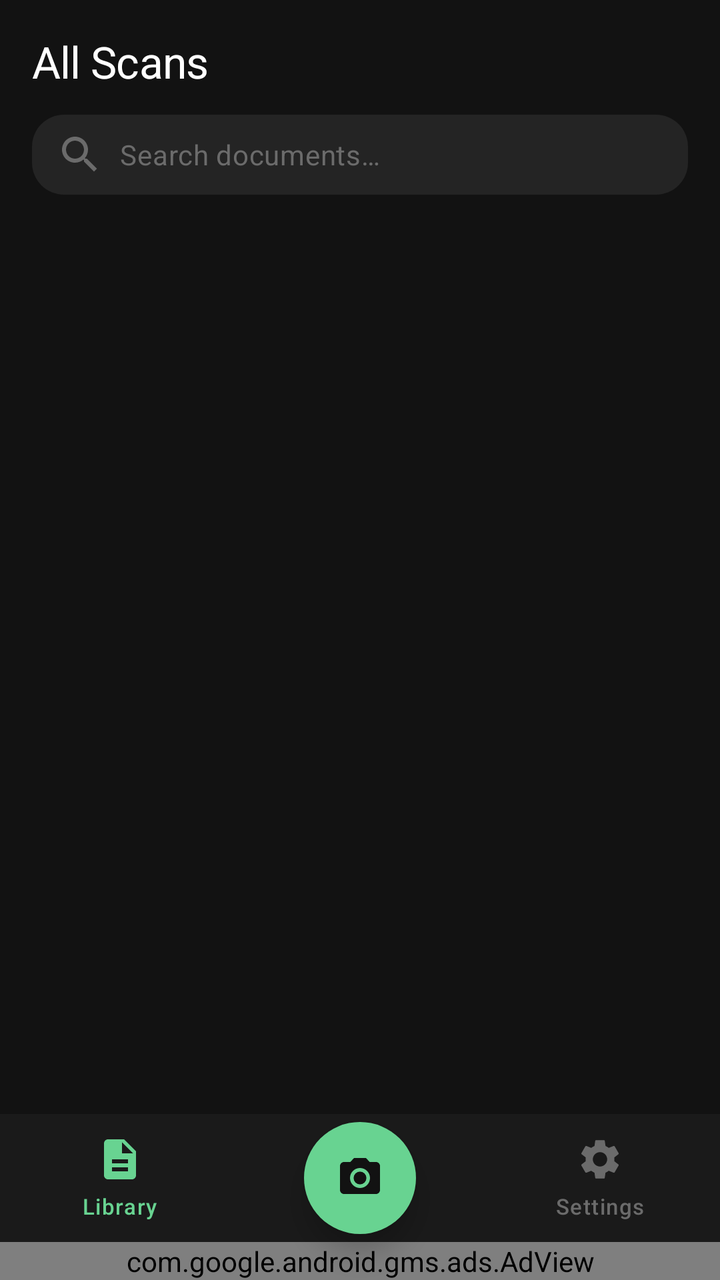
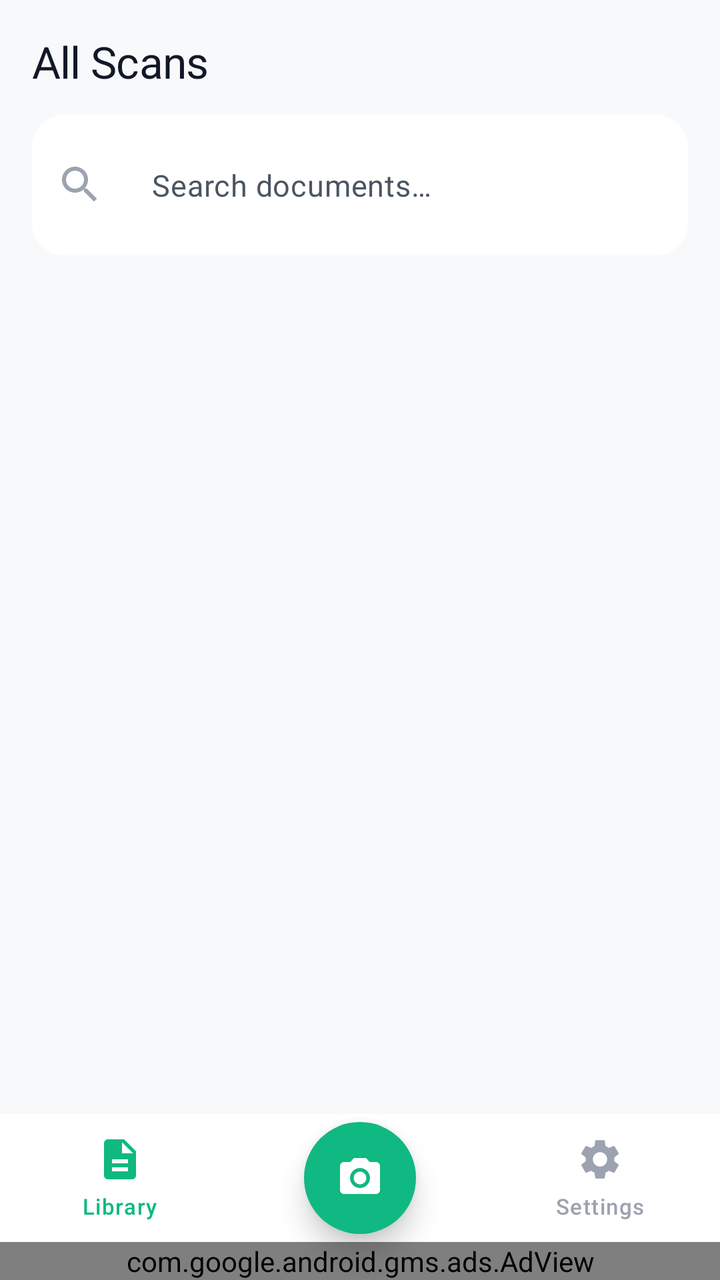

Before-and-after screenshots of an Android layout around one commit, followed by the original layout XML and the change that was made.
<!-- AndroidManifest.xml: application theme Theme.AnScanner -->
<!-- res/layout/activity_library.xml -->
<?xml version="1.0" encoding="utf-8"?>
<androidx.constraintlayout.widget.ConstraintLayout xmlns:android="http://schemas.android.com/apk/res/android"
    xmlns:app="http://schemas.android.com/apk/res-auto"
    xmlns:tools="http://schemas.android.com/tools"
    android:layout_width="match_parent"
    android:layout_height="match_parent"
    android:background="@color/background_primary">

    <LinearLayout
        android:id="@+id/topSection"
        android:layout_width="0dp"
        android:layout_height="wrap_content"
        android:orientation="vertical"
        android:padding="@dimen/spacing_lg"
        app:layout_constraintTop_toTopOf="parent"
        app:layout_constraintStart_toStartOf="parent"
        app:layout_constraintEnd_toEndOf="parent">

        <TextView
            android:id="@+id/tvTitle"
            android:layout_width="wrap_content"
            android:layout_height="wrap_content"
            android:text="@string/library_title"
            android:textAppearance="@style/TextAppearance.AnScanner.Headline" />

        <LinearLayout
            android:id="@+id/searchContainer"
            android:layout_width="match_parent"
            android:layout_height="wrap_content"
            android:layout_marginTop="@dimen/spacing_md"
            android:background="@drawable/bg_card"
            android:backgroundTint="@color/surface_card"
            android:gravity="center_vertical"
            android:orientation="horizontal"
            android:paddingHorizontal="@dimen/spacing_md"
            android:paddingVertical="@dimen/spacing_sm">

            <ImageView
                android:layout_width="@dimen/icon_md"
                android:layout_height="@dimen/icon_md"
                android:src="@drawable/ic_search"
                app:tint="@color/text_muted" />

            <EditText
                android:id="@+id/searchView"
                android:layout_width="match_parent"
                android:layout_height="wrap_content"
                android:layout_marginStart="@dimen/spacing_sm"
                android:background="@null"
                android:hint="@string/library_search_hint"
                android:inputType="text"
                android:maxLines="1"
                android:textColor="@color/text_primary"
                android:textColorHint="@color/text_muted"
                android:textAppearance="@style/TextAppearance.AnScanner.Body" />
        </LinearLayout>
    </LinearLayout>

    <com.google.android.material.tabs.TabLayout
        android:id="@+id/tabLayout"
        android:layout_width="0dp"
        android:layout_height="wrap_content"
        android:background="@color/background_primary"
        app:tabIndicatorColor="@color/accent_mint"
        app:tabIndicatorHeight="3dp"
        app:tabSelectedTextColor="@color/accent_mint"
        app:tabTextColor="@color/text_secondary"
        app:tabMode="fixed"
        app:tabGravity="fill"
        app:tabRippleColor="@color/accent_mint_ripple"
        app:layout_constraintTop_toBottomOf="@id/topSection"
        app:layout_constraintStart_toStartOf="parent"
        app:layout_constraintEnd_toEndOf="parent" />

    <androidx.viewpager2.widget.ViewPager2
        android:id="@+id/viewPager"
        android:layout_width="0dp"
        android:layout_height="0dp"
        app:layout_constraintTop_toBottomOf="@id/tabLayout"
        app:layout_constraintBottom_toTopOf="@id/bottomNavBar"
        app:layout_constraintStart_toStartOf="parent"
        app:layout_constraintEnd_toEndOf="parent" />

    <FrameLayout
        android:id="@+id/bottomNavBar"
        android:layout_width="0dp"
        android:layout_height="@dimen/bottom_nav_height"
        android:background="@color/nav_bar_background"
        app:layout_constraintBottom_toTopOf="@id/adView"
        app:layout_constraintStart_toStartOf="parent"
        app:layout_constraintEnd_toEndOf="parent">

        <LinearLayout
            android:layout_width="match_parent"
            android:layout_height="match_parent"
            android:orientation="horizontal"
            android:weightSum="3">

            <LinearLayout
                android:id="@+id/navLibrary"
                android:layout_width="0dp"
                android:layout_height="match_parent"
                android:layout_weight="1"
                android:gravity="center"
                android:orientation="vertical">

                <ImageView
                    android:layout_width="@dimen/icon_md"
                    android:layout_height="@dimen/icon_md"
                    android:src="@drawable/ic_library"
                    app:tint="@color/nav_icon_active" />

                <TextView
                    android:layout_width="wrap_content"
                    android:layout_height="wrap_content"
                    android:layout_marginTop="4dp"
                    android:text="@string/nav_library"
                    android:textAppearance="@style/TextAppearance.AnScanner.Label"
                    android:textColor="@color/nav_icon_active" />
            </LinearLayout>

            <Space
                android:layout_width="0dp"
                android:layout_height="match_parent"
                android:layout_weight="1" />

            <LinearLayout
                android:id="@+id/navSettings"
                android:layout_width="0dp"
                android:layout_height="match_parent"
                android:layout_weight="1"
                android:gravity="center"
                android:orientation="vertical">

                <ImageView
                    android:layout_width="@dimen/icon_md"
                    android:layout_height="@dimen/icon_md"
                    android:src="@drawable/ic_settings"
                    app:tint="@color/nav_icon_inactive" />

                <TextView
                    android:layout_width="wrap_content"
                    android:layout_height="wrap_content"
                    android:layout_marginTop="4dp"
                    android:text="@string/nav_settings"
                    android:textAppearance="@style/TextAppearance.AnScanner.Label"
                    android:textColor="@color/nav_icon_inactive" />
            </LinearLayout>
        </LinearLayout>
    </FrameLayout>

    <com.google.android.material.floatingactionbutton.FloatingActionButton
        android:id="@+id/fabCamera"
        style="@style/Widget.AnScanner.FAB.Camera"
        android:layout_width="wrap_content"
        android:layout_height="wrap_content"
        android:contentDescription="@string/cd_camera"
        android:src="@drawable/ic_camera"
        app:elevation="@dimen/camera_fab_elevation"
        app:tint="@color/text_on_accent"
        app:layout_constraintStart_toStartOf="parent"
        app:layout_constraintEnd_toEndOf="parent"
        app:layout_constraintTop_toTopOf="@id/bottomNavBar"
        app:layout_constraintBottom_toBottomOf="@id/bottomNavBar" />


    <com.google.android.gms.ads.AdView
        android:id="@+id/adView"
        android:layout_width="match_parent"
        android:layout_height="wrap_content"
        android:layout_gravity="center"
        app:adSize="BANNER"
        app:adUnitId="ca-app-pub-3940256099942544/6300978111"
        app:layout_constraintBottom_toBottomOf="parent"
        app:layout_constraintStart_toStartOf="parent"
        app:layout_constraintEnd_toEndOf="parent" />
</androidx.constraintlayout.widget.ConstraintLayout>
<!-- resources referenced by this layout -->
<resources>
  <color name="accent_mint">#FF68D391</color>
  <color name="accent_mint_ripple">#3368D391</color>
  <color name="background_primary">#FF121212</color>
  <color name="nav_bar_background">#FF1A1A1A</color>
  <color name="nav_icon_active">#FF68D391</color>
  <color name="nav_icon_inactive">#FF6B6B6B</color>
  <color name="surface_card">#FF242424</color>
  <color name="text_muted">#FF6B6B6B</color>
  <color name="text_on_accent">#FF121212</color>
  <color name="text_primary">#FFFFFFFF</color>
  <color name="text_secondary">#FFB0B0B0</color>
  <style name="Theme.AnScanner" parent="Theme.Material3.Dark.NoActionBar">
  
          
          <item name="colorPrimary">@color/md_theme_primary</item>
          <item name="colorOnPrimary">@color/md_theme_onPrimary</item>
          <item name="colorPrimaryContainer">@color/md_theme_primaryContainer</item>
          <item name="colorOnPrimaryContainer">@color/md_theme_onPrimaryContainer</item>
  
          <item name="colorSecondary">@color/md_theme_secondary</item>
          <item name="colorOnSecondary">@color/md_theme_onSecondary</item>
  
          <item name="colorError">@color/md_theme_error</item>
          <item name="colorOnError">@color/md_theme_onError</item>
  
          <item name="android:colorBackground">@color/md_theme_background</item>
          <item name="colorOnBackground">@color/md_theme_onBackground</item>
  
          <item name="colorSurface">@color/md_theme_surface</item>
          <item name="colorOnSurface">@color/md_theme_onSurface</item>
          <item name="colorSurfaceVariant">@color/md_theme_surfaceVariant</item>
          <item name="colorOnSurfaceVariant">@color/md_theme_onSurfaceVariant</item>
  
          <item name="colorOutline">@color/md_theme_outline</item>
  
          
          <item name="android:statusBarColor">@color/status_bar</item>
          <item name="android:navigationBarColor">@color/navigation_bar</item>
          <item name="android:windowLightStatusBar">false</item>
          <item name="android:windowLightNavigationBar">false</item>
  
          
          <item name="android:windowBackground">@color/background_primary</item>
  
          
          <item name="android:textColorPrimary">@color/text_primary</item>
          <item name="android:textColorSecondary">@color/text_secondary</item>
          <item name="android:textColorHint">@color/text_hint</item>
  
          
          <item name="materialButtonStyle">@style/Widget.AnScanner.Button.Primary</item>
          <item name="materialCardViewStyle">@style/Widget.AnScanner.CardView</item>
          <item name="textInputStyle">@style/Widget.AnScanner.TextInputLayout</item>
          <item name="bottomSheetDialogTheme">@style/Theme.AnScanner.BottomSheet</item>
  
          
          <item name="shapeAppearanceSmallComponent">@style/ShapeAppearance.AnScanner.SmallComponent</item>
          <item name="shapeAppearanceMediumComponent">@style/ShapeAppearance.AnScanner.MediumComponent</item>
          <item name="shapeAppearanceLargeComponent">@style/ShapeAppearance.AnScanner.LargeComponent</item>
  
      </style>
  <color name="md_theme_primary">#FF68D391</color>
  <color name="md_theme_onPrimary">#FF121212</color>
  <color name="md_theme_primaryContainer">#FF2C2C2C</color>
  <color name="md_theme_onPrimaryContainer">#FF9AE6B4</color>
  <color name="md_theme_secondary">#FF48BB78</color>
  <color name="md_theme_onSecondary">#FF121212</color>
  <color name="md_theme_background">#FF121212</color>
  <color name="md_theme_onBackground">#FFFFFFFF</color>
  <color name="md_theme_surface">#FF1A1A1A</color>
  <color name="md_theme_onSurface">#FFFFFFFF</color>
  <color name="md_theme_surfaceVariant">#FF242424</color>
  <color name="md_theme_onSurfaceVariant">#FFB0B0B0</color>
  <color name="md_theme_outline">#FF333333</color>
  <color name="status_bar">#FF121212</color>
  <color name="navigation_bar">#FF1A1A1A</color>
  <color name="text_hint">#FF555555</color>
  <style name="Widget.AnScanner.TextInputLayout" parent="Widget.Material3.TextInputLayout.OutlinedBox">
          <item name="boxCornerRadiusTopStart">@dimen/text_input_corner_radius</item>
          <item name="boxCornerRadiusTopEnd">@dimen/text_input_corner_radius</item>
          <item name="boxCornerRadiusBottomStart">@dimen/text_input_corner_radius</item>
          <item name="boxCornerRadiusBottomEnd">@dimen/text_input_corner_radius</item>
          <item name="boxStrokeColor">@color/divider</item>
          <item name="boxStrokeWidth">1dp</item>
          <item name="boxBackgroundColor">@color/surface_elevated</item>
          <item name="hintTextColor">@color/text_muted</item>
          <item name="android:textColorHint">@color/text_muted</item>
          <item name="boxStrokeWidthFocused">2dp</item>
      </style>
  <color name="divider">#FF333333</color>
  <color name="surface_elevated">#FF2C2C2C</color>
  <!-- unchanged entries left out for length: 41 -->
</resources>

<!-- the commit's change to res/layout/activity_library.xml (unified diff, before → after) -->
@@ -51,7 +51,7 @@
                 android:inputType="text"
                 android:maxLines="1"
                 android:textColor="@color/text_primary"
-                android:textColorHint="@color/text_muted"
+                android:textColorHint="@color/text_secondary"
                 android:textAppearance="@style/TextAppearance.AnScanner.Body" />
         </LinearLayout>
     </LinearLayout>
<!-- resource entries referenced after the edit -->
@@ -1,17 +1,17 @@
 <!-- resources referenced by this layout -->
 <resources>
-  <color name="accent_mint">#FF68D391</color>
-  <color name="accent_mint_ripple">#3368D391</color>
-  <color name="background_primary">#FF121212</color>
-  <color name="nav_bar_background">#FF1A1A1A</color>
-  <color name="nav_icon_active">#FF68D391</color>
-  <color name="nav_icon_inactive">#FF6B6B6B</color>
-  <color name="surface_card">#FF242424</color>
-  <color name="text_muted">#FF6B6B6B</color>
-  <color name="text_on_accent">#FF121212</color>
-  <color name="text_primary">#FFFFFFFF</color>
-  <color name="text_secondary">#FFB0B0B0</color>
-  <style name="Theme.AnScanner" parent="Theme.Material3.Dark.NoActionBar">
+  <color name="accent_mint">#FF10B981</color>
+  <color name="accent_mint_ripple">#3310B981</color>
+  <color name="background_primary">#FFF8F9FA</color>
+  <color name="nav_bar_background">#FFFFFFFF</color>
+  <color name="nav_icon_active">#FF10B981</color>
+  <color name="nav_icon_inactive">#FF9CA3AF</color>
+  <color name="surface_card">#FFFFFFFF</color>
+  <color name="text_muted">#FF9CA3AF</color>
+  <color name="text_on_accent">#FFFFFFFF</color>
+  <color name="text_primary">#FF111827</color>
+  <color name="text_secondary">#FF4B5563</color>
+  <style name="Theme.AnScanner" parent="Theme.Material3.DayNight.NoActionBar">
   
           
           <item name="colorPrimary">@color/md_theme_primary</item>
@@ -38,8 +38,8 @@
           
           <item name="android:statusBarColor">@color/status_bar</item>
           <item name="android:navigationBarColor">@color/navigation_bar</item>
-          <item name="android:windowLightStatusBar">false</item>
-          <item name="android:windowLightNavigationBar">false</item>
+          <item name="android:windowLightStatusBar">true</item>
+          <item name="android:windowLightNavigationBar">true</item>
   
           
           <item name="android:windowBackground">@color/background_primary</item>
@@ -53,6 +53,7 @@
           <item name="materialButtonStyle">@style/Widget.AnScanner.Button.Primary</item>
           <item name="materialCardViewStyle">@style/Widget.AnScanner.CardView</item>
           <item name="textInputStyle">@style/Widget.AnScanner.TextInputLayout</item>
+          <item name="editTextStyle">@style/Widget.AnScanner.TextInputEditText</item>
           <item name="bottomSheetDialogTheme">@style/Theme.AnScanner.BottomSheet</item>
   
           
@@ -60,23 +61,26 @@
           <item name="shapeAppearanceMediumComponent">@style/ShapeAppearance.AnScanner.MediumComponent</item>
           <item name="shapeAppearanceLargeComponent">@style/ShapeAppearance.AnScanner.LargeComponent</item>
   
+          
+          <item name="android:windowAnimationStyle">@style/Animation.AnScanner.Activity</item>
+  
       </style>
-  <color name="md_theme_primary">#FF68D391</color>
-  <color name="md_theme_onPrimary">#FF121212</color>
-  <color name="md_theme_primaryContainer">#FF2C2C2C</color>
-  <color name="md_theme_onPrimaryContainer">#FF9AE6B4</color>
-  <color name="md_theme_secondary">#FF48BB78</color>
-  <color name="md_theme_onSecondary">#FF121212</color>
-  <color name="md_theme_background">#FF121212</color>
-  <color name="md_theme_onBackground">#FFFFFFFF</color>
-  <color name="md_theme_surface">#FF1A1A1A</color>
-  <color name="md_theme_onSurface">#FFFFFFFF</color>
-  <color name="md_theme_surfaceVariant">#FF242424</color>
-  <color name="md_theme_onSurfaceVariant">#FFB0B0B0</color>
-  <color name="md_theme_outline">#FF333333</color>
-  <color name="status_bar">#FF121212</color>
-  <color name="navigation_bar">#FF1A1A1A</color>
-  <color name="text_hint">#FF555555</color>
+  <color name="md_theme_primary">#FF10B981</color>
+  <color name="md_theme_onPrimary">#FFFFFFFF</color>
+  <color name="md_theme_primaryContainer">#FFE6F4EA</color>
+  <color name="md_theme_onPrimaryContainer">#FF065F46</color>
+  <color name="md_theme_secondary">#FF059669</color>
+  <color name="md_theme_onSecondary">#FFFFFFFF</color>
+  <color name="md_theme_background">#FFF8F9FA</color>
+  <color name="md_theme_onBackground">#FF111827</color>
+  <color name="md_theme_surface">#FFFFFFFF</color>
+  <color name="md_theme_onSurface">#FF111827</color>
+  <color name="md_theme_surfaceVariant">#FFF1F3F5</color>
+  <color name="md_theme_onSurfaceVariant">#FF4B5563</color>
+  <color name="md_theme_outline">#FFE5E7EB</color>
+  <color name="status_bar">#FFF8F9FA</color>
+  <color name="navigation_bar">#FFFFFFFF</color>
+  <color name="text_hint">#FF9CA3AF</color>
   <style name="Widget.AnScanner.TextInputLayout" parent="Widget.Material3.TextInputLayout.OutlinedBox">
           <item name="boxCornerRadiusTopStart">@dimen/text_input_corner_radius</item>
           <item name="boxCornerRadiusTopEnd">@dimen/text_input_corner_radius</item>
@@ -85,12 +89,29 @@
           <item name="boxStrokeColor">@color/divider</item>
           <item name="boxStrokeWidth">1dp</item>
           <item name="boxBackgroundColor">@color/surface_elevated</item>
-          <item name="hintTextColor">@color/text_muted</item>
-          <item name="android:textColorHint">@color/text_muted</item>
+          <item name="hintTextColor">@color/accent_mint</item>
+          <item name="android:textColorHint">@color/text_secondary</item>
           <item name="boxStrokeWidthFocused">2dp</item>
+          <item name="materialThemeOverlay">@style/ThemeOverlay.AnScanner.TextInput</item>
       </style>
-  <color name="divider">#FF333333</color>
-  <color name="surface_elevated">#FF2C2C2C</color>
+  <style name="Widget.AnScanner.TextInputEditText" parent="Widget.Material3.TextInputEditText.OutlinedBox">
+          <item name="android:textColor">?attr/colorOnSurface</item>
+          <item name="android:textColorHint">@color/text_secondary</item>
+          <item name="android:textSize">15sp</item>
+      </style>
+  <style name="Animation.AnScanner.Activity" parent="@android:style/Animation.Activity">
+          <item name="android:activityOpenEnterAnimation">@anim/slide_in_right</item>
+          <item name="android:activityOpenExitAnimation">@anim/slide_out_left</item>
+          <item name="android:activityCloseEnterAnimation">@anim/slide_in_left</item>
+          <item name="android:activityCloseExitAnimation">@anim/slide_out_right</item>
+      </style>
+  <color name="divider">#FFE5E7EB</color>
+  <color name="surface_elevated">#FFFFFFFF</color>
+  <style name="ThemeOverlay.AnScanner.TextInput" parent="">
+          <item name="editTextStyle">@style/Widget.AnScanner.TextInputEditText</item>
+          <item name="android:textColorPrimary">?attr/colorOnSurface</item>
+          <item name="android:textColor">?attr/colorOnSurface</item>
+      </style>
   <!-- unchanged entries left out for length: 41 -->
 </resources>
 
